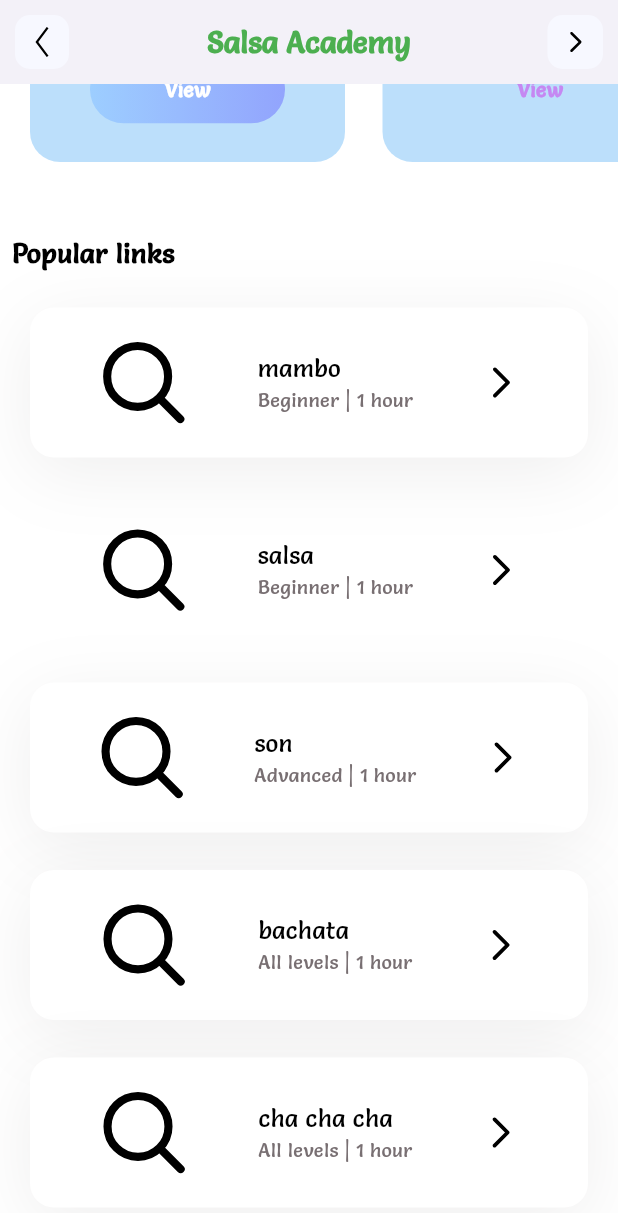
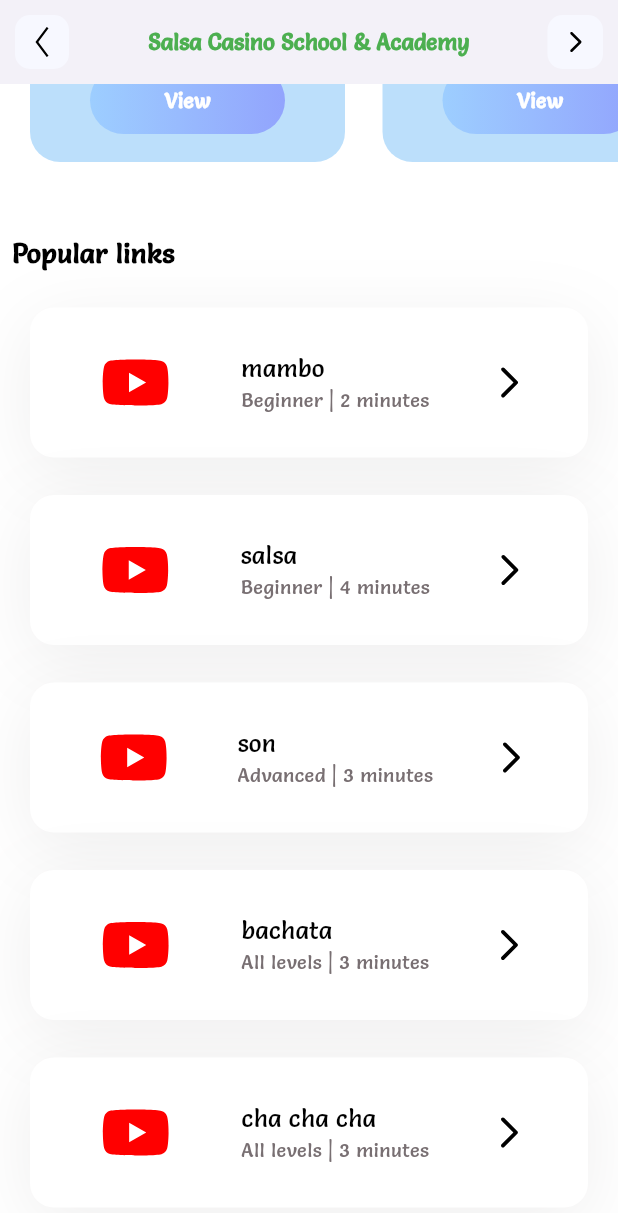
Before and after one commit to AlejandroGispert/flutter-mobile-app, a Flutter app: the screen it shows after launch, scrolled down 576 dp, on a phone screen of 412 x 824 dp. Shown: the top 1213 px of the screen. Run offline on Flutter 3.47's test engine with Material 3 defaults, Android fonts, the phone set to English and light mode, and no system bars; our stand-ins replace flutter_svg.

Commit message:
added icons

```diff
--- a/lib/models/category_model.dart
+++ b/lib/models/category_model.dart
@@ -16,25 +16,25 @@ class CategoryModel {
 
     categories.add(CategoryModel(
       name: 'Salsa',
-      iconPath: 'assets/icons/search.svg',
+      iconPath: 'assets/icons/bachata.svg',
       boxColor: Colors.yellow,
     ));
 
     categories.add(CategoryModel(
       name: 'Bachata',
-      iconPath: 'assets/icons/search.svg',
+      iconPath: 'assets/icons/bachata.svg',
       boxColor: Colors.blue,
     ));
 
     categories.add(CategoryModel(
       name: 'LadyStyling',
-      iconPath: 'assets/icons/search.svg',
+      iconPath: 'assets/icons/bachata.svg',
       boxColor: Colors.green,
     ));
 
     categories.add(CategoryModel(
       name: 'MenStyling',
-      iconPath: 'assets/icons/search.svg',
+      iconPath: 'assets/icons/bachata.svg',
       boxColor: Colors.red,
     ));
     return categories;
--- a/lib/models/membership_model.dart
+++ b/lib/models/membership_model.dart
@@ -22,7 +22,7 @@ class MembershipModel {
 
     memberships.add(MembershipModel(
       name: 'Student',
-      iconPath: 'assets/icons/search.svg',
+      iconPath: 'assets/icons/student.svg',
       level: 'Beginner',
       duration: '1 hour',
       boxColor: Colors.blue,
@@ -31,30 +31,31 @@ class MembershipModel {
 
     memberships.add(MembershipModel(
       name: '6 weeks',
-      iconPath: 'assets/icons/search.svg',
+      iconPath: 'assets/icons/bachata.svg',
       level: 'Beginner',
       duration: '1 hour',
       boxColor: Colors.blue,
-      viewIsSelected: false,
+      viewIsSelected: true,
     ));
 
     memberships.add(MembershipModel(
-      name: '6 weeks',
-      iconPath: 'assets/icons/search.svg',
+      name: 'PunchCard',
+      iconPath: 'assets/icons/salsacubana.svg',
+      level: 'All levels',
+      duration: '1 hour',
+      boxColor: Colors.blue,
+      viewIsSelected: true,
+    ));
+
+    memberships.add(MembershipModel(
+      name: 'Drop in',
+      iconPath: 'assets/icons/jazmodern.svg',
       level: 'Advanced',
       duration: '1 hour',
       boxColor: Colors.blue,
       viewIsSelected: true,
     ));
 
-    memberships.add(MembershipModel(
-      name: 'punchCard',
-      iconPath: 'assets/icons/search.svg',
-      level: 'All levels',
-      duration: '1 hour',
-      boxColor: Colors.blue,
-      viewIsSelected: true,
-    ));
     return memberships;
   }
 }
--- a/lib/models/popular_model.dart
+++ b/lib/models/popular_model.dart
@@ -22,45 +22,45 @@ class PopularModel {
 
     popularLinks.add(PopularModel(
       name: 'mambo',
-      iconPath: 'assets/icons/search.svg',
+      iconPath: 'assets/icons/youtube.svg',
       level: 'Beginner',
-      duration: '1 hour',
+      duration: '2 minutes',
       boxColor: Colors.yellow,
       viewIsSelected: true,
     ));
 
     popularLinks.add(PopularModel(
       name: 'salsa',
-      iconPath: 'assets/icons/search.svg',
+      iconPath: 'assets/icons/youtube.svg',
       level: 'Beginner',
-      duration: '1 hour',
+      duration: '4 minutes',
       boxColor: Colors.yellow,
-      viewIsSelected: false,
+      viewIsSelected: true,
     ));
 
     popularLinks.add(PopularModel(
       name: 'son',
-      iconPath: 'assets/icons/search.svg',
+      iconPath: 'assets/icons/youtube.svg',
       level: 'Advanced',
-      duration: '1 hour',
+      duration: '3 minutes',
       boxColor: Colors.yellow,
       viewIsSelected: true,
     ));
 
     popularLinks.add(PopularModel(
       name: 'bachata',
-      iconPath: 'assets/icons/search.svg',
+      iconPath: 'assets/icons/youtube.svg',
       level: 'All levels',
-      duration: '1 hour',
+      duration: '3 minutes',
       boxColor: Colors.yellow,
       viewIsSelected: true,
     ));
 
     popularLinks.add(PopularModel(
       name: 'cha cha cha',
-      iconPath: 'assets/icons/search.svg',
+      iconPath: 'assets/icons/youtube.svg',
       level: 'All levels',
-      duration: '1 hour',
+      duration: '3 minutes',
       boxColor: Colors.yellow,
       viewIsSelected: true,
     ));
--- a/lib/pages/home.dart
+++ b/lib/pages/home.dart
@@ -167,7 +167,11 @@ class _HomePageState extends State<HomePage> {
                     child: Column(
                       mainAxisAlignment: MainAxisAlignment.spaceEvenly,
                       children: [
-                        SvgPicture.asset(memberships[index].iconPath),
+                        SvgPicture.asset(
+                          memberships[index].iconPath,
+                          width: 60,
+                          height: 60,
+                        ),
                         Text(
                           memberships[index].name,
                           style: const TextStyle(
@@ -342,10 +346,10 @@ class _HomePageState extends State<HomePage> {
   AppBar buildAppBar() {
     return AppBar(
       title: const Text(
-        'Salsa Academy',
+        'Salsa Casino School & Academy',
         style: TextStyle(
           color: Colors.green,
-          fontSize: 20,
+          fontSize: 15,
           fontWeight: FontWeight.bold,
         ),
       ),
```
Also changed, not shown: pubspec.yaml (+7 -0 lines), assets/icons/bachata.svg (added), assets/icons/jazmodern.svg (added), assets/icons/salsa-dancing.svg (added), assets/icons/salsacubana.svg (added), assets/icons/student.svg (added), assets/icons/youtube.svg (added).
